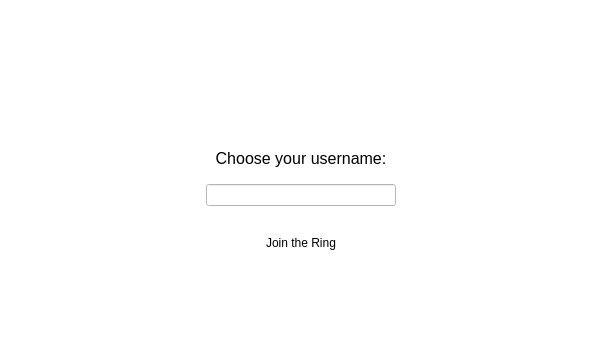
The window that wizarddialog.ui (savoirfairelinux/jami-client-windows) describes before a commit, drawn with Qt 5.
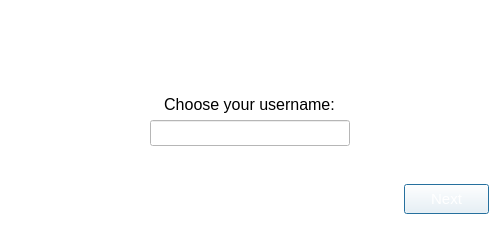
The same window after the commit. Icons and pictures are not drawn.

Commit message:
wizard: improve setup wizard
- Changed Layout
- Reduced overall size of the dialog
- Changed join the ring button to next
- Change style of the next button
- Allow user to create an account with 'Unknown' name

Tuleap: #366

```diff
--- a/wizarddialog.ui
+++ b/wizarddialog.ui
@@ -6,10 +6,22 @@
    <rect>
     <x>0</x>
     <y>0</y>
-    <width>602</width>
-    <height>352</height>
+    <width>500</width>
+    <height>246</height>
    </rect>
   </property>
+  <property name="sizePolicy">
+   <sizepolicy hsizetype="Fixed" vsizetype="Fixed">
+    <horstretch>0</horstretch>
+    <verstretch>0</verstretch>
+   </sizepolicy>
+  </property>
+  <property name="minimumSize">
+   <size>
+    <width>500</width>
+    <height>246</height>
+   </size>
+  </property>
   <property name="palette">
    <palette>
     <active>
@@ -433,581 +445,223 @@
     <normaloff>:/images/ring.png</normaloff>:/images/ring.png</iconset>
   </property>
   <layout class="QVBoxLayout" name="verticalLayout">
+   <property name="bottomMargin">
+    <number>0</number>
+   </property>
    <item>
-    <layout class="QGridLayout" name="gridLayout">
-     <property name="topMargin">
-      <number>0</number>
+    <spacer name="verticalSpacer_2">
+     <property name="orientation">
+      <enum>Qt::Vertical</enum>
      </property>
-     <item row="0" column="0">
-      <spacer name="horizontalSpacer">
-       <property name="orientation">
-        <enum>Qt::Horizontal</enum>
-       </property>
-       <property name="sizeHint" stdset="0">
-        <size>
-         <width>100</width>
-         <height>20</height>
-        </size>
-       </property>
-      </spacer>
-     </item>
-     <item row="1" column="1">
-      <widget class="QLabel" name="ringLogo">
-       <property name="sizePolicy">
-        <sizepolicy hsizetype="Minimum" vsizetype="Minimum">
-         <horstretch>0</horstretch>
-         <verstretch>0</verstretch>
-        </sizepolicy>
-       </property>
-       <property name="text">
-        <string/>
-       </property>
-       <property name="scaledContents">
-        <bool>false</bool>
-       </property>
-      </widget>
-     </item>
-     <item row="5" column="1">
-      <widget class="QLineEdit" name="usernameEdit">
-       <property name="alignment">
-        <set>Qt::AlignCenter</set>
-       </property>
-       <property name="clearButtonEnabled">
-        <bool>true</bool>
-       </property>
-      </widget>
-     </item>
-     <item row="0" column="1">
-      <spacer name="verticalSpacer_2">
-       <property name="orientation">
-        <enum>Qt::Vertical</enum>
-       </property>
-       <property name="sizeHint" stdset="0">
-        <size>
-         <width>20</width>
-         <height>40</height>
-        </size>
-       </property>
-      </spacer>
-     </item>
-     <item row="0" column="2">
-      <spacer name="horizontalSpacer_2">
-       <property name="orientation">
-        <enum>Qt::Horizontal</enum>
-       </property>
-       <property name="sizeHint" stdset="0">
-        <size>
-         <width>40</width>
-         <height>20</height>
-        </size>
-       </property>
-      </spacer>
-     </item>
-     <item row="8" column="1">
-      <spacer name="verticalSpacer">
-       <property name="orientation">
-        <enum>Qt::Vertical</enum>
-       </property>
-       <property name="sizeHint" stdset="0">
-        <size>
-         <width>20</width>
-         <height>40</height>
-        </size>
-       </property>
-      </spacer>
-     </item>
-     <item row="7" column="1" alignment="Qt::AlignHCenter">
-      <widget class="QPushButton" name="wizardButton">
-       <property name="palette">
-        <palette>
-         <active>
-          <colorrole role="WindowText">
-           <brush brushstyle="SolidPattern">
-            <color alpha="255">
-             <red>0</red>
-             <green>0</green>
-             <blue>0</blue>
-            </color>
-           </brush>
-          </colorrole>
-          <colorrole role="Button">
-           <brush brushstyle="SolidPattern">
-            <color alpha="255">
-             <red>121</red>
-             <green>243</green>
-             <blue>242</blue>
-            </color>
-           </brush>
-          </colorrole>
-          <colorrole role="Light">
-           <brush brushstyle="SolidPattern">
-            <color alpha="255">
-             <red>237</red>
-             <green>255</green>
-             <blue>255</blue>
-            </color>
-           </brush>
-          </colorrole>
-          <colorrole role="Midlight">
-           <brush brushstyle="SolidPattern">
-            <color alpha="255">
-             <red>179</red>
-             <green>249</green>
-             <blue>248</blue>
-            </color>
-           </brush>
-          </colorrole>
-          <colorrole role="Dark">
-           <brush brushstyle="SolidPattern">
-            <color alpha="255">
-             <red>60</red>
-             <green>121</green>
-             <blue>121</blue>
-            </color>
-           </brush>
-          </colorrole>
-          <colorrole role="Mid">
-           <brush brushstyle="SolidPattern">
-            <color alpha="255">
-             <red>80</red>
-             <green>162</green>
-             <blue>161</blue>
-            </color>
-           </brush>
-          </colorrole>
-          <colorrole role="Text">
-           <brush brushstyle="SolidPattern">
-            <color alpha="255">
-             <red>0</red>
-             <green>0</green>
-             <blue>0</blue>
-            </color>
-           </brush>
-          </colorrole>
-          <colorrole role="BrightText">
-           <brush brushstyle="SolidPattern">
-            <color alpha="255">
-             <red>255</red>
-             <green>255</green>
-             <blue>255</blue>
-            </color>
-           </brush>
-          </colorrole>
-          <colorrole role="ButtonText">
-           <brush brushstyle="SolidPattern">
-            <color alpha="255">
-             <red>0</red>
-             <green>0</green>
-             <blue>0</blue>
-            </color>
-           </brush>
-          </colorrole>
-          <colorrole role="Base">
-           <brush brushstyle="SolidPattern">
-            <color alpha="255">
-             <red>255</red>
-             <green>255</green>
-             <blue>255</blue>
-            </color>
-           </brush>
-          </colorrole>
-          <colorrole role="Window">
-           <brush brushstyle="SolidPattern">
-            <color alpha="255">
-             <red>121</red>
-             <green>243</green>
-             <blue>242</blue>
-            </color>
-           </brush>
-          </colorrole>
-          <colorrole role="Shadow">
-           <brush brushstyle="SolidPattern">
-            <color alpha="255">
-             <red>0</red>
-             <green>0</green>
-             <blue>0</blue>
-            </color>
-           </brush>
-          </colorrole>
-          <colorrole role="AlternateBase">
-           <brush brushstyle="SolidPattern">
-            <color alpha="255">
-             <red>188</red>
-             <green>249</green>
-             <blue>248</blue>
-            </color>
-           </brush>
-          </colorrole>
-          <colorrole role="ToolTipBase">
-           <brush brushstyle="SolidPattern">
-            <color alpha="255">
-             <red>255</red>
-             <green>255</green>
-             <blue>220</blue>
-            </color>
-           </brush>
-          </colorrole>
-          <colorrole role="ToolTipText">
-           <brush brushstyle="SolidPattern">
-            <color alpha="255">
-             <red>0</red>
-             <green>0</green>
-             <blue>0</blue>
-            </color>
-           </brush>
-          </colorrole>
-         </active>
-         <inactive>
-          <colorrole role="WindowText">
-           <brush brushstyle="SolidPattern">
-            <color alpha="255">
-             <red>0</red>
-             <green>0</green>
-             <blue>0</blue>
-            </color>
-           </brush>
-          </colorrole>
-          <colorrole role="Button">
-           <brush brushstyle="SolidPattern">
-            <color alpha="255">
-             <red>121</red>
-             <green>243</green>
-             <blue>242</blue>
-            </color>
-           </brush>
-          </colorrole>
-          <colorrole role="Light">
-           <brush brushstyle="SolidPattern">
-            <color alpha="255">
-             <red>237</red>
-             <green>255</green>
-             <blue>255</blue>
-            </color>
-           </brush>
-          </colorrole>
-          <colorrole role="Midlight">
-           <brush brushstyle="SolidPattern">
-            <color alpha="255">
-             <red>179</red>
-             <green>249</green>
-             <blue>248</blue>
-            </color>
-           </brush>
-          </colorrole>
-          <colorrole role="Dark">
-           <brush brushstyle="SolidPattern">
-            <color alpha="255">
-             <red>60</red>
-             <green>121</green>
-             <blue>121</blue>
-            </color>
-           </brush>
-          </colorrole>
-          <colorrole role="Mid">
-           <brush brushstyle="SolidPattern">
-            <color alpha="255">
-             <red>80</red>
-             <green>162</green>
-             <blue>161</blue>
-            </color>
-           </brush>
-          </colorrole>
-          <colorrole role="Text">
-           <brush brushstyle="SolidPattern">
-            <color alpha="255">
-             <red>0</red>
-             <green>0</green>
-             <blue>0</blue>
-            </color>
-           </brush>
-          </colorrole>
-          <colorrole role="BrightText">
-           <brush brushstyle="SolidPattern">
-            <color alpha="255">
-             <red>255</red>
-             <green>255</green>
-             <blue>255</blue>
-            </color>
-           </brush>
-          </colorrole>
-          <colorrole role="ButtonText">
-           <brush brushstyle="SolidPattern">
-            <color alpha="255">
-             <red>0</red>
-             <green>0</green>
-             <blue>0</blue>
-            </color>
-           </brush>
-          </colorrole>
-          <colorrole role="Base">
-           <brush brushstyle="SolidPattern">
-            <color alpha="255">
-             <red>255</red>
-             <green>255</green>
-             <blue>255</blue>
-            </color>
-           </brush>
-          </colorrole>
-          <colorrole role="Window">
-           <brush brushstyle="SolidPattern">
-            <color alpha="255">
-             <red>121</red>
-             <green>243</green>
-             <blue>242</blue>
-            </color>
-           </brush>
-          </colorrole>
-          <colorrole role="Shadow">
-           <brush brushstyle="SolidPattern">
-            <color alpha="255">
-             <red>0</red>
-             <green>0</green>
-             <blue>0</blue>
-            </color>
-           </brush>
-          </colorrole>
-          <colorrole role="AlternateBase">
-           <brush brushstyle="SolidPattern">
-            <color alpha="255">
-             <red>188</red>
-             <green>249</green>
-             <blue>248</blue>
-            </color>
-           </brush>
-          </colorrole>
-          <colorrole role="ToolTipBase">
-           <brush brushstyle="SolidPattern">
-            <color alpha="255">
-             <red>255</red>
-             <green>255</green>
-             <blue>220</blue>
-            </color>
-           </brush>
-          </colorrole>
-          <colorrole role="ToolTipText">
-           <brush brushstyle="SolidPattern">
-            <color alpha="255">
-             <red>0</red>
-             <green>0</green>
-             <blue>0</blue>
-            </color>
-           </brush>
-          </colorrole>
-         </inactive>
-         <disabled>
-          <colorrole role="WindowText">
-           <brush brushstyle="SolidPattern">
-            <color alpha="255">
-             <red>60</red>
-             <green>121</green>
-             <blue>121</blue>
-            </color>
-           </brush>
-          </colorrole>
-          <colorrole role="Button">
-           <brush brushstyle="SolidPattern">
-            <color alpha="255">
-             <red>121</red>
-             <green>243</green>
-             <blue>242</blue>
-            </color>
-           </brush>
-          </colorrole>
-          <colorrole role="Light">
-           <brush brushstyle="SolidPattern">
-            <color alpha="255">
-             <red>237</red>
-             <green>255</green>
-             <blue>255</blue>
-            </color>
-           </brush>
-          </colorrole>
-          <colorrole role="Midlight">
-           <brush brushstyle="SolidPattern">
-            <color alpha="255">
-             <red>179</red>
-             <green>249</green>
-             <blue>248</blue>
-            </color>
-           </brush>
-          </colorrole>
-          <colorrole role="Dark">
-           <brush brushstyle="SolidPattern">
-            <color alpha="255">
-             <red>60</red>
-             <green>121</green>
-             <blue>121</blue>
-            </color>
-           </brush>
-          </colorrole>
-          <colorrole role="Mid">
-           <brush brushstyle="SolidPattern">
-            <color alpha="255">
-             <red>80</red>
-             <green>162</green>
-             <blue>161</blue>
-            </color>
-           </brush>
-          </colorrole>
-          <colorrole role="Text">
-           <brush brushstyle="SolidPattern">
-            <color alpha="255">
-             <red>60</red>
-             <green>121</green>
-             <blue>121</blue>
-            </color>
-           </brush>
-          </colorrole>
-          <colorrole role="BrightText">
-           <brush brushstyle="SolidPattern">
-            <color alpha="255">
-             <red>255</red>
-             <green>255</green>
-             <blue>255</blue>
-            </color>
-           </brush>
-          </colorrole>
-          <colorrole role="ButtonText">
-           <brush brushstyle="SolidPattern">
-            <color alpha="255">
-             <red>60</red>
-             <green>121</green>
-             <blue>121</blue>
-            </color>
-           </brush>
-          </colorrole>
-          <colorrole role="Base">
-           <brush brushstyle="SolidPattern">
-            <color alpha="255">
-             <red>121</red>
-             <green>243</green>
-             <blue>242</blue>
-            </color>
-           </brush>
-          </colorrole>
-          <colorrole role="Window">
-           <brush brushstyle="SolidPattern">
-            <color alpha="255">
-             <red>121</red>
-             <green>243</green>
-             <blue>242</blue>
-            </color>
-           </brush>
-          </colorrole>
-          <colorrole role="Shadow">
-           <brush brushstyle="SolidPattern">
-            <color alpha="255">
-             <red>0</red>
-             <green>0</green>
-             <blue>0</blue>
-            </color>
-           </brush>
-          </colorrole>
-          <colorrole role="AlternateBase">
-           <brush brushstyle="SolidPattern">
-            <color alpha="255">
-             <red>121</red>
-             <green>243</green>
-             <blue>242</blue>
-            </color>
-           </brush>
-          </colorrole>
-          <colorrole role="ToolTipBase">
-           <brush brushstyle="SolidPattern">
-            <color alpha="255">
-             <red>255</red>
-             <green>255</green>
-             <blue>220</blue>
-            </color>
-           </brush>
-          </colorrole>
-          <colorrole role="ToolTipText">
-           <brush brushstyle="SolidPattern">
-            <color alpha="255">
-             <red>0</red>
-             <green>0</green>
-             <blue>0</blue>
-            </color>
-           </brush>
-          </colorrole>
-         </disabled>
-        </palette>
-       </property>
-       <property name="text">
-        <string>Join the Ring</string>
-       </property>
-       <property name="flat">
-        <bool>true</bool>
-       </property>
-      </widget>
-     </item>
-     <item row="4" column="1">
-      <spacer name="verticalSpacer_3">
-       <property name="orientation">
-        <enum>Qt::Vertical</enum>
-       </property>
-       <property name="sizeType">
-        <enum>QSizePolicy::Fixed</enum>
-       </property>
-       <property name="sizeHint" stdset="0">
-        <size>
-         <width>10</width>
-         <height>10</height>
-        </size>
-       </property>
-      </spacer>
-     </item>
-     <item row="2" column="1">
-      <spacer name="verticalSpacer_4">
-       <property name="orientation">
-        <enum>Qt::Vertical</enum>
-       </property>
-       <property name="sizeType">
-        <enum>QSizePolicy::Fixed</enum>
-       </property>
-       <property name="sizeHint" stdset="0">
-        <size>
-         <width>20</width>
-         <height>30</height>
-        </size>
-       </property>
-      </spacer>
-     </item>
-     <item row="6" column="1">
-      <spacer name="verticalSpacer_5">
-       <property name="orientation">
-        <enum>Qt::Vertical</enum>
-       </property>
-       <property name="sizeType">
-        <enum>QSizePolicy::Fixed</enum>
-       </property>
-       <property name="sizeHint" stdset="0">
-        <size>
-         <width>20</width>
-         <height>20</height>
-        </size>
-       </property>
-      </spacer>
-     </item>
-     <item row="3" column="0" colspan="3">
-      <widget class="QLabel" name="label">
-       <property name="font">
-        <font>
-         <pointsize>12</pointsize>
-        </font>
-       </property>
-       <property name="text">
-        <string>Choose your username:</string>
-       </property>
-       <property name="alignment">
-        <set>Qt::AlignCenter</set>
-       </property>
-       <property name="wordWrap">
-        <bool>true</bool>
-       </property>
-      </widget>
-     </item>
-    </layout>
+     <property name="sizeHint" stdset="0">
+      <size>
+       <width>20</width>
+       <height>20</height>
+      </size>
+     </property>
+    </spacer>
+   </item>
+   <item alignment="Qt::AlignHCenter">
+    <widget class="QLabel" name="ringLogo">
+     <property name="sizePolicy">
+      <sizepolicy hsizetype="Minimum" vsizetype="Minimum">
+       <horstretch>0</horstretch>
+       <verstretch>0</verstretch>
+      </sizepolicy>
+     </property>
+     <property name="text">
+      <string/>
+     </property>
+     <property name="scaledContents">
+      <bool>false</bool>
+     </property>
+    </widget>
+   </item>
+   <item>
+    <spacer name="verticalSpacer_4">
+     <property name="orientation">
+      <enum>Qt::Vertical</enum>
+     </property>
+     <property name="sizeHint" stdset="0">
+      <size>
+       <width>20</width>
+       <height>10</height>
+      </size>
+     </property>
+    </spacer>
+   </item>
+   <item alignment="Qt::AlignHCenter">
+    <widget class="QLabel" name="label">
+     <property name="font">
+      <font>
+       <pointsize>12</pointsize>
+      </font>
+     </property>
+     <property name="text">
+      <string>Choose your username:</string>
+     </property>
+     <property name="alignment">
+      <set>Qt::AlignCenter</set>
+     </property>
+     <property name="wordWrap">
+      <bool>true</bool>
+     </property>
+    </widget>
+   </item>
+   <item alignment="Qt::AlignHCenter">
+    <widget class="QLineEdit" name="usernameEdit">
+     <property name="minimumSize">
+      <size>
+       <width>200</width>
+       <height>0</height>
+      </size>
+     </property>
+     <property name="maximumSize">
+      <size>
+       <width>200</width>
+       <height>16777215</height>
+      </size>
+     </property>
+     <property name="font">
+      <font>
+       <pointsize>11</pointsize>
+      </font>
+     </property>
+     <property name="alignment">
+      <set>Qt::AlignCenter</set>
+     </property>
+     <property name="clearButtonEnabled">
+      <bool>true</bool>
+     </property>
+    </widget>
+   </item>
+   <item>
+    <spacer name="verticalSpacer_3">
+     <property name="orientation">
+      <enum>Qt::Vertical</enum>
+     </property>
+     <property name="sizeHint" stdset="0">
+      <size>
+       <width>5</width>
+       <height>10</height>
+      </size>
+     </property>
+    </spacer>
+   </item>
+   <item alignment="Qt::AlignRight">
+    <widget class="QPushButton" name="wizardButton">
+     <property name="sizePolicy">
+      <sizepolicy hsizetype="Preferred" vsizetype="Fixed">
+       <horstretch>0</horstretch>
+       <verstretch>0</verstretch>
+      </sizepolicy>
+     </property>
+     <property name="minimumSize">
+      <size>
+       <width>85</width>
+       <height>30</height>
+      </size>
+     </property>
+     <property name="maximumSize">
+      <size>
+       <width>85</width>
+       <height>30</height>
+      </size>
+     </property>
+     <property name="palette">
+      <palette>
+       <active>
+        <colorrole role="Text">
+         <brush brushstyle="SolidPattern">
+          <color alpha="255">
+           <red>255</red>
+           <green>255</green>
+           <blue>255</blue>
+          </color>
+         </brush>
+        </colorrole>
+        <colorrole role="ButtonText">
+         <brush brushstyle="SolidPattern">
+          <color alpha="255">
+           <red>255</red>
+           <green>255</green>
+           <blue>255</blue>
+          </color>
+         </brush>
+        </colorrole>
+       </active>
+       <inactive>
+        <colorrole role="Text">
+         <brush brushstyle="SolidPattern">
+          <color alpha="255">
+           <red>255</red>
+           <green>255</green>
+           <blue>255</blue>
+          </color>
+         </brush>
+        </colorrole>
+        <colorrole role="ButtonText">
+         <brush brushstyle="SolidPattern">
+          <color alpha="255">
+           <red>255</red>
+           <green>255</green>
+           <blue>255</blue>
+          </color>
+         </brush>
+        </colorrole>
+       </inactive>
+       <disabled>
+        <colorrole role="Text">
+         <brush brushstyle="SolidPattern">
+          <color alpha="255">
+           <red>127</red>
+           <green>127</green>
+           <blue>127</blue>
+          </color>
+         </brush>
+        </colorrole>
+        <colorrole role="ButtonText">
+         <brush brushstyle="SolidPattern">
+          <color alpha="255">
+           <red>127</red>
+           <green>127</green>
+           <blue>127</blue>
+          </color>
+         </brush>
+        </colorrole>
+       </disabled>
+      </palette>
+     </property>
+     <property name="font">
+      <font>
+       <pointsize>11</pointsize>
+       <weight>50</weight>
+       <bold>false</bold>
+      </font>
+     </property>
+     <property name="autoFillBackground">
+      <bool>true</bool>
+     </property>
+     <property name="text">
+      <string>Next</string>
+     </property>
+     <property name="flat">
+      <bool>false</bool>
+     </property>
+    </widget>
+   </item>
+   <item>
+    <spacer name="verticalSpacer">
+     <property name="orientation">
+      <enum>Qt::Vertical</enum>
+     </property>
+     <property name="sizeHint" stdset="0">
+      <size>
+       <width>10</width>
+       <height>5</height>
+      </size>
+     </property>
+    </spacer>
    </item>
   </layout>
  </widget>
```
The commit also changes 4 other files.
